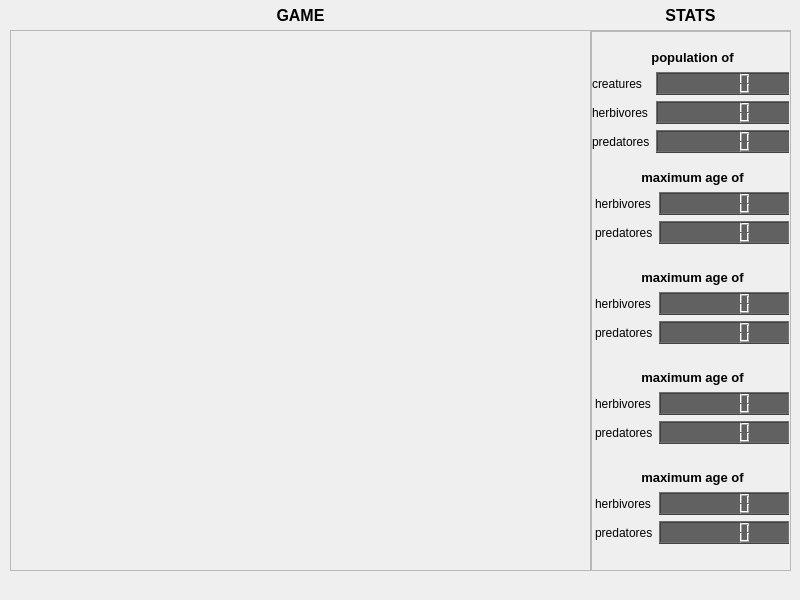
Old version of the form src/client/client_ui.ui in the repository m9rc1n/life.
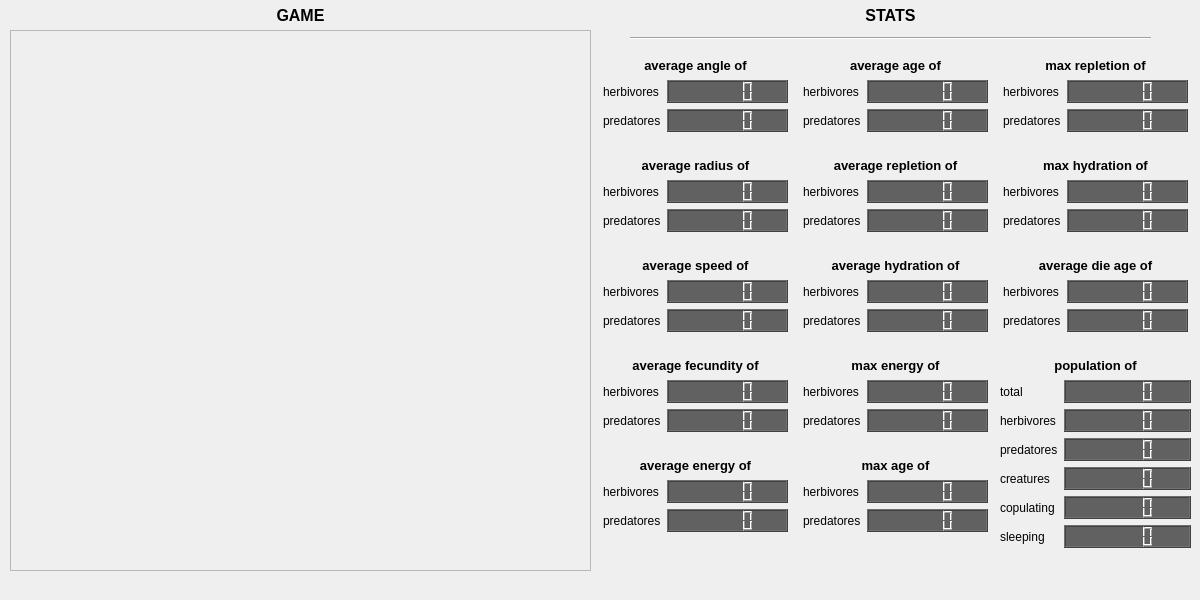
New version of the form.

Patch:
```diff
--- a/src/client/client_ui.ui
+++ b/src/client/client_ui.ui
@@ -6,7 +6,7 @@
    <rect>
     <x>0</x>
     <y>0</y>
-    <width>800</width>
+    <width>1200</width>
     <height>600</height>
    </rect>
   </property>
@@ -78,7 +78,7 @@
      <rect>
       <x>590</x>
       <y>0</y>
-      <width>201</width>
+      <width>601</width>
       <height>31</height>
      </rect>
     </property>
@@ -108,63 +108,51 @@
      <rect>
       <x>630</x>
       <y>30</y>
-      <width>118</width>
-      <height>3</height>
+      <width>521</width>
+      <height>16</height>
      </rect>
     </property>
     <property name="orientation">
      <enum>Qt::Horizontal</enum>
     </property>
    </widget>
-   <widget class="QScrollArea" name="scrollArea_2">
+   <widget class="QWidget" name="horizontalLayoutWidget_7">
     <property name="geometry">
      <rect>
-      <x>590</x>
-      <y>30</y>
-      <width>201</width>
-      <height>541</height>
+      <x>1000</x>
+      <y>350</y>
+      <width>191</width>
+      <height>31</height>
      </rect>
     </property>
-    <property name="widgetResizable">
-     <bool>true</bool>
-    </property>
-    <widget class="QWidget" name="scrollAreaWidgetContents_3">
-     <property name="geometry">
-      <rect>
-       <x>0</x>
-       <y>0</y>
-       <width>197</width>
-       <height>537</height>
-      </rect>
-     </property>
-     <widget class="QScrollArea" name="scrollArea_3">
-      <property name="geometry">
-       <rect>
-        <x>0</x>
-        <y>0</y>
-        <width>201</width>
-        <height>551</height>
-       </rect>
-      </property>
-      <property name="widgetResizable">
-       <bool>false</bool>
-      </property>
-      <widget class="QWidget" name="scrollAreaWidgetContents_7">
-       <property name="geometry">
-        <rect>
-         <x>0</x>
-         <y>0</y>
-         <width>197</width>
-         <height>537</height>
-        </rect>
-       </property>
+    <layout class="QHBoxLayout" name="horizontalLayout_16">
+     <item>
+      <widget class="QLabel" name="label_55">
+       <property name="font">
+        <font>
+         <family>Cantarell</family>
+         <pointsize>10</pointsize>
+         <weight>75</weight>
+         <bold>true</bold>
+        </font>
+       </property>
+       <property name="text">
+        <string>population of</string>
+       </property>
+       <property name="alignment">
+        <set>Qt::AlignCenter</set>
+       </property>
+      </widget>
+     </item>
+    </layout>
+   </widget>
        <widget class="QWidget" name="formLayoutWidget_5">
         <property name="geometry">
          <rect>
-          <x>0</x>
-          <y>40</y>
-          <width>201</width>
-          <height>83</height>
+      <x>1000</x>
+      <y>380</y>
+      <width>191</width>
+      <height>181</height>
          </rect>
         </property>
         <layout class="QFormLayout" name="formLayout_14">
@@ -174,18 +162,7 @@
          <item row="0" column="0">
           <widget class="QLabel" name="label_56">
            <property name="text">
-            <string>creatures</string>
-           </property>
-          </widget>
-         </item>
-         <item row="0" column="1">
-          <widget class="QLCDNumber" name="pop_cre">
-           <property name="styleSheet">
-            <string notr="true">background-color: rgb(97, 97, 97);
-</string>
-           </property>
-           <property name="value" stdset="0">
-            <double>0.000000000000000</double>
+        <string>total</string>
            </property>
           </widget>
          </item>
@@ -225,20 +202,85 @@
            </property>
           </widget>
          </item>
-        </layout>
-       </widget>
-       <widget class="QWidget" name="horizontalLayoutWidget_7">
+     <item row="0" column="1">
+      <widget class="QLCDNumber" name="pop_tot">
+       <property name="styleSheet">
+        <string notr="true">background-color: rgb(97, 97, 97);
+</string>
+       </property>
+       <property name="value" stdset="0">
+        <double>0.000000000000000</double>
+       </property>
+      </widget>
+     </item>
+     <item row="3" column="1">
+      <widget class="QLCDNumber" name="pop_cre">
+       <property name="styleSheet">
+        <string notr="true">background-color: rgb(97, 97, 97);
+</string>
+       </property>
+       <property name="value" stdset="0">
+        <double>0.000000000000000</double>
+       </property>
+      </widget>
+     </item>
+     <item row="4" column="1">
+      <widget class="QLCDNumber" name="pop_cop">
+       <property name="styleSheet">
+        <string notr="true">background-color: rgb(97, 97, 97);
+</string>
+       </property>
+       <property name="value" stdset="0">
+        <double>0.000000000000000</double>
+       </property>
+      </widget>
+     </item>
+     <item row="5" column="1">
+      <widget class="QLCDNumber" name="pop_sle">
+       <property name="styleSheet">
+        <string notr="true">background-color: rgb(97, 97, 97);
+</string>
+       </property>
+       <property name="value" stdset="0">
+        <double>0.000000000000000</double>
+       </property>
+      </widget>
+     </item>
+     <item row="3" column="0">
+      <widget class="QLabel" name="label_106">
+       <property name="text">
+        <string>creatures</string>
+       </property>
+      </widget>
+     </item>
+     <item row="4" column="0">
+      <widget class="QLabel" name="label_107">
+       <property name="text">
+        <string>copulating</string>
+       </property>
+      </widget>
+     </item>
+     <item row="5" column="0">
+      <widget class="QLabel" name="label_116">
+       <property name="text">
+        <string>sleeping</string>
+       </property>
+      </widget>
+     </item>
+    </layout>
+   </widget>
+   <widget class="QWidget" name="horizontalLayoutWidget_12">
         <property name="geometry">
          <rect>
-          <x>0</x>
-          <y>10</y>
-          <width>201</width>
+      <x>600</x>
+      <y>50</y>
+      <width>191</width>
           <height>31</height>
          </rect>
         </property>
-        <layout class="QHBoxLayout" name="horizontalLayout_16">
+    <layout class="QHBoxLayout" name="horizontalLayout_23">
          <item>
-          <widget class="QLabel" name="label_55">
+      <widget class="QLabel" name="label_70">
            <property name="font">
             <font>
              <family>Cantarell</family>
@@ -248,7 +290,7 @@
             </font>
            </property>
            <property name="text">
-            <string>population of</string>
+        <string>average angle of</string>
            </property>
            <property name="alignment">
             <set>Qt::AlignCenter</set>
@@ -257,18 +299,18 @@
          </item>
         </layout>
        </widget>
-       <widget class="QWidget" name="horizontalLayoutWidget_8">
+   <widget class="QWidget" name="horizontalLayoutWidget_13">
         <property name="geometry">
          <rect>
-          <x>0</x>
-          <y>130</y>
-          <width>201</width>
+      <x>600</x>
+      <y>350</y>
+      <width>191</width>
           <height>31</height>
          </rect>
         </property>
-        <layout class="QHBoxLayout" name="horizontalLayout_17">
+    <layout class="QHBoxLayout" name="horizontalLayout_24">
          <item>
-          <widget class="QLabel" name="label_59">
+      <widget class="QLabel" name="label_71">
            <property name="font">
             <font>
              <family>Cantarell</family>
@@ -278,7 +320,7 @@
             </font>
            </property>
            <property name="text">
-            <string>maximum age of</string>
+        <string>average fecundity of</string>
            </property>
            <property name="alignment">
             <set>Qt::AlignCenter</set>
@@ -290,9 +332,9 @@
        <widget class="QWidget" name="formLayoutWidget">
         <property name="geometry">
          <rect>
-          <x>0</x>
-          <y>160</y>
-          <width>201</width>
+      <x>600</x>
+      <y>480</y>
+      <width>191</width>
           <height>61</height>
          </rect>
         </property>
@@ -344,12 +386,852 @@
          </item>
         </layout>
        </widget>
+   <widget class="QWidget" name="formLayoutWidget_10">
+    <property name="geometry">
+     <rect>
+      <x>600</x>
+      <y>380</y>
+      <width>191</width>
+      <height>61</height>
+     </rect>
+    </property>
+    <layout class="QFormLayout" name="formLayout_19">
+     <property name="fieldGrowthPolicy">
+      <enum>QFormLayout::AllNonFixedFieldsGrow</enum>
+     </property>
+     <property name="leftMargin">
+      <number>3</number>
+     </property>
+     <property name="rightMargin">
+      <number>3</number>
+     </property>
+     <item row="0" column="0">
+      <widget class="QLabel" name="label_76">
+       <property name="text">
+        <string>herbivores</string>
+       </property>
+      </widget>
+     </item>
+     <item row="1" column="0">
+      <widget class="QLabel" name="label_77">
+       <property name="text">
+        <string>predatores</string>
+       </property>
+      </widget>
+     </item>
+     <item row="1" column="1">
+      <widget class="QLCDNumber" name="ave_pre_fec">
+       <property name="styleSheet">
+        <string notr="true">background-color: rgb(97, 97, 97);
+</string>
+       </property>
+       <property name="value" stdset="0">
+        <double>0.000000000000000</double>
+       </property>
+      </widget>
+     </item>
+     <item row="0" column="1">
+      <widget class="QLCDNumber" name="ave_her_fec">
+       <property name="styleSheet">
+        <string notr="true">background-color: rgb(97, 97, 97);
+</string>
+       </property>
+       <property name="value" stdset="0">
+        <double>0.000000000000000</double>
+       </property>
+      </widget>
+     </item>
+    </layout>
+   </widget>
+   <widget class="QWidget" name="formLayoutWidget_9">
+    <property name="geometry">
+     <rect>
+      <x>600</x>
+      <y>80</y>
+      <width>191</width>
+      <height>61</height>
+     </rect>
+    </property>
+    <layout class="QFormLayout" name="formLayout_18">
+     <property name="fieldGrowthPolicy">
+      <enum>QFormLayout::AllNonFixedFieldsGrow</enum>
+     </property>
+     <property name="leftMargin">
+      <number>3</number>
+     </property>
+     <property name="rightMargin">
+      <number>3</number>
+     </property>
+     <item row="0" column="0">
+      <widget class="QLabel" name="label_74">
+       <property name="text">
+        <string>herbivores</string>
+       </property>
+      </widget>
+     </item>
+     <item row="1" column="0">
+      <widget class="QLabel" name="label_75">
+       <property name="text">
+        <string>predatores</string>
+       </property>
+      </widget>
+     </item>
+     <item row="1" column="1">
+      <widget class="QLCDNumber" name="ave_pre_ang">
+       <property name="styleSheet">
+        <string notr="true">background-color: rgb(97, 97, 97);
+</string>
+       </property>
+       <property name="value" stdset="0">
+        <double>0.000000000000000</double>
+       </property>
+      </widget>
+     </item>
+     <item row="0" column="1">
+      <widget class="QLCDNumber" name="ave_her_ang">
+       <property name="styleSheet">
+        <string notr="true">background-color: rgb(97, 97, 97);
+</string>
+       </property>
+       <property name="value" stdset="0">
+        <double>0.000000000000000</double>
+       </property>
+      </widget>
+     </item>
+    </layout>
+   </widget>
+   <widget class="QWidget" name="horizontalLayoutWidget_8">
+    <property name="geometry">
+     <rect>
+      <x>600</x>
+      <y>450</y>
+      <width>191</width>
+      <height>31</height>
+     </rect>
+    </property>
+    <layout class="QHBoxLayout" name="horizontalLayout_17">
+     <item>
+      <widget class="QLabel" name="label_59">
+       <property name="font">
+        <font>
+         <family>Cantarell</family>
+         <pointsize>10</pointsize>
+         <weight>75</weight>
+         <bold>true</bold>
+        </font>
+       </property>
+       <property name="text">
+        <string>average energy of</string>
+       </property>
+       <property name="alignment">
+        <set>Qt::AlignCenter</set>
+       </property>
+      </widget>
+     </item>
+    </layout>
+   </widget>
+   <widget class="QWidget" name="horizontalLayoutWidget_14">
+    <property name="geometry">
+     <rect>
+      <x>800</x>
+      <y>150</y>
+      <width>191</width>
+      <height>31</height>
+     </rect>
+    </property>
+    <layout class="QHBoxLayout" name="horizontalLayout_27">
+     <item>
+      <widget class="QLabel" name="label_87">
+       <property name="font">
+        <font>
+         <family>Cantarell</family>
+         <pointsize>10</pointsize>
+         <weight>75</weight>
+         <bold>true</bold>
+        </font>
+       </property>
+       <property name="text">
+        <string>average repletion of</string>
+       </property>
+       <property name="alignment">
+        <set>Qt::AlignCenter</set>
+       </property>
+      </widget>
+     </item>
+    </layout>
+   </widget>
+   <widget class="QWidget" name="horizontalLayoutWidget_15">
+    <property name="geometry">
+     <rect>
+      <x>800</x>
+      <y>50</y>
+      <width>191</width>
+      <height>31</height>
+     </rect>
+    </property>
+    <layout class="QHBoxLayout" name="horizontalLayout_28">
+     <item>
+      <widget class="QLabel" name="label_88">
+       <property name="font">
+        <font>
+         <family>Cantarell</family>
+         <pointsize>10</pointsize>
+         <weight>75</weight>
+         <bold>true</bold>
+        </font>
+       </property>
+       <property name="text">
+        <string>average age of</string>
+       </property>
+       <property name="alignment">
+        <set>Qt::AlignCenter</set>
+       </property>
+      </widget>
+     </item>
+    </layout>
+   </widget>
+   <widget class="QWidget" name="horizontalLayoutWidget_18">
+    <property name="geometry">
+     <rect>
+      <x>800</x>
+      <y>250</y>
+      <width>191</width>
+      <height>31</height>
+     </rect>
+    </property>
+    <layout class="QHBoxLayout" name="horizontalLayout_31">
+     <item>
+      <widget class="QLabel" name="label_89">
+       <property name="font">
+        <font>
+         <family>Cantarell</family>
+         <pointsize>10</pointsize>
+         <weight>75</weight>
+         <bold>true</bold>
+        </font>
+       </property>
+       <property name="text">
+        <string>average hydration of</string>
+       </property>
+       <property name="alignment">
+        <set>Qt::AlignCenter</set>
+       </property>
+      </widget>
+     </item>
+    </layout>
+   </widget>
+   <widget class="QWidget" name="formLayoutWidget_11">
+    <property name="geometry">
+     <rect>
+      <x>800</x>
+      <y>280</y>
+      <width>191</width>
+      <height>61</height>
+     </rect>
+    </property>
+    <layout class="QFormLayout" name="formLayout_23">
+     <property name="fieldGrowthPolicy">
+      <enum>QFormLayout::AllNonFixedFieldsGrow</enum>
+     </property>
+     <property name="leftMargin">
+      <number>3</number>
+     </property>
+     <property name="rightMargin">
+      <number>3</number>
+     </property>
+     <item row="0" column="0">
+      <widget class="QLabel" name="label_90">
+       <property name="text">
+        <string>herbivores</string>
+       </property>
+      </widget>
+     </item>
+     <item row="1" column="0">
+      <widget class="QLabel" name="label_91">
+       <property name="text">
+        <string>predatores</string>
+       </property>
+      </widget>
+     </item>
+     <item row="1" column="1">
+      <widget class="QLCDNumber" name="ave_pre_hyd">
+       <property name="styleSheet">
+        <string notr="true">background-color: rgb(97, 97, 97);
+</string>
+       </property>
+       <property name="value" stdset="0">
+        <double>0.000000000000000</double>
+       </property>
+      </widget>
+     </item>
+     <item row="0" column="1">
+      <widget class="QLCDNumber" name="ave_her_hyd">
+       <property name="styleSheet">
+        <string notr="true">background-color: rgb(97, 97, 97);
+</string>
+       </property>
+       <property name="value" stdset="0">
+        <double>0.000000000000000</double>
+       </property>
+      </widget>
+     </item>
+    </layout>
+   </widget>
+   <widget class="QWidget" name="formLayoutWidget_12">
+    <property name="geometry">
+     <rect>
+      <x>800</x>
+      <y>80</y>
+      <width>191</width>
+      <height>61</height>
+     </rect>
+    </property>
+    <layout class="QFormLayout" name="formLayout_24">
+     <property name="fieldGrowthPolicy">
+      <enum>QFormLayout::AllNonFixedFieldsGrow</enum>
+     </property>
+     <property name="leftMargin">
+      <number>3</number>
+     </property>
+     <property name="rightMargin">
+      <number>3</number>
+     </property>
+     <item row="0" column="0">
+      <widget class="QLabel" name="label_92">
+       <property name="text">
+        <string>herbivores</string>
+       </property>
+      </widget>
+     </item>
+     <item row="1" column="0">
+      <widget class="QLabel" name="label_93">
+       <property name="text">
+        <string>predatores</string>
+       </property>
+      </widget>
+     </item>
+     <item row="1" column="1">
+      <widget class="QLCDNumber" name="ave_pre_age">
+       <property name="styleSheet">
+        <string notr="true">background-color: rgb(97, 97, 97);
+</string>
+       </property>
+       <property name="value" stdset="0">
+        <double>0.000000000000000</double>
+       </property>
+      </widget>
+     </item>
+     <item row="0" column="1">
+      <widget class="QLCDNumber" name="ave_her_age">
+       <property name="styleSheet">
+        <string notr="true">background-color: rgb(97, 97, 97);
+</string>
+       </property>
+       <property name="value" stdset="0">
+        <double>0.000000000000000</double>
+       </property>
+      </widget>
+     </item>
+    </layout>
+   </widget>
+   <widget class="QWidget" name="formLayoutWidget_16">
+    <property name="geometry">
+     <rect>
+      <x>800</x>
+      <y>180</y>
+      <width>191</width>
+      <height>61</height>
+     </rect>
+    </property>
+    <layout class="QFormLayout" name="formLayout_28">
+     <property name="fieldGrowthPolicy">
+      <enum>QFormLayout::AllNonFixedFieldsGrow</enum>
+     </property>
+     <property name="leftMargin">
+      <number>3</number>
+     </property>
+     <property name="rightMargin">
+      <number>3</number>
+     </property>
+     <item row="0" column="0">
+      <widget class="QLabel" name="label_94">
+       <property name="text">
+        <string>herbivores</string>
+       </property>
+      </widget>
+     </item>
+     <item row="1" column="0">
+      <widget class="QLabel" name="label_99">
+       <property name="text">
+        <string>predatores</string>
+       </property>
+      </widget>
+     </item>
+     <item row="0" column="1">
+      <widget class="QLCDNumber" name="ave_her_rep">
+       <property name="styleSheet">
+        <string notr="true">background-color: rgb(97, 97, 97);
+</string>
+       </property>
+       <property name="value" stdset="0">
+        <double>0.000000000000000</double>
+       </property>
+      </widget>
+     </item>
+     <item row="1" column="1">
+      <widget class="QLCDNumber" name="ave_pre_rep">
+       <property name="styleSheet">
+        <string notr="true">background-color: rgb(97, 97, 97);
+</string>
+       </property>
+       <property name="value" stdset="0">
+        <double>0.000000000000000</double>
+       </property>
+      </widget>
+     </item>
+    </layout>
+   </widget>
+   <widget class="QWidget" name="horizontalLayoutWidget_19">
+    <property name="geometry">
+     <rect>
+      <x>1000</x>
+      <y>150</y>
+      <width>191</width>
+      <height>31</height>
+     </rect>
+    </property>
+    <layout class="QHBoxLayout" name="horizontalLayout_33">
+     <item>
+      <widget class="QLabel" name="label_101">
+       <property name="font">
+        <font>
+         <family>Cantarell</family>
+         <pointsize>10</pointsize>
+         <weight>75</weight>
+         <bold>true</bold>
+        </font>
+       </property>
+       <property name="text">
+        <string>max hydration of</string>
+       </property>
+       <property name="alignment">
+        <set>Qt::AlignCenter</set>
+       </property>
+      </widget>
+     </item>
+    </layout>
+   </widget>
+   <widget class="QWidget" name="horizontalLayoutWidget_20">
+    <property name="geometry">
+     <rect>
+      <x>1000</x>
+      <y>50</y>
+      <width>191</width>
+      <height>31</height>
+     </rect>
+    </property>
+    <layout class="QHBoxLayout" name="horizontalLayout_34">
+     <item>
+      <widget class="QLabel" name="label_108">
+       <property name="font">
+        <font>
+         <family>Cantarell</family>
+         <pointsize>10</pointsize>
+         <weight>75</weight>
+         <bold>true</bold>
+        </font>
+       </property>
+       <property name="text">
+        <string>max repletion of</string>
+       </property>
+       <property name="alignment">
+        <set>Qt::AlignCenter</set>
+       </property>
+      </widget>
+     </item>
+    </layout>
+   </widget>
+   <widget class="QWidget" name="horizontalLayoutWidget_21">
+    <property name="geometry">
+     <rect>
+      <x>1000</x>
+      <y>250</y>
+      <width>191</width>
+      <height>31</height>
+     </rect>
+    </property>
+    <layout class="QHBoxLayout" name="horizontalLayout_35">
+     <item>
+      <widget class="QLabel" name="label_109">
+       <property name="font">
+        <font>
+         <family>Cantarell</family>
+         <pointsize>10</pointsize>
+         <weight>75</weight>
+         <bold>true</bold>
+        </font>
+       </property>
+       <property name="text">
+        <string>average die age of</string>
+       </property>
+       <property name="alignment">
+        <set>Qt::AlignCenter</set>
+       </property>
+      </widget>
+     </item>
+    </layout>
+   </widget>
+   <widget class="QWidget" name="formLayoutWidget_17">
+    <property name="geometry">
+     <rect>
+      <x>1000</x>
+      <y>280</y>
+      <width>191</width>
+      <height>61</height>
+     </rect>
+    </property>
+    <layout class="QFormLayout" name="formLayout_29">
+     <property name="fieldGrowthPolicy">
+      <enum>QFormLayout::AllNonFixedFieldsGrow</enum>
+     </property>
+     <property name="leftMargin">
+      <number>3</number>
+     </property>
+     <property name="rightMargin">
+      <number>3</number>
+     </property>
+     <item row="0" column="0">
+      <widget class="QLabel" name="label_110">
+       <property name="text">
+        <string>herbivores</string>
+       </property>
+      </widget>
+     </item>
+     <item row="1" column="0">
+      <widget class="QLabel" name="label_111">
+       <property name="text">
+        <string>predatores</string>
+       </property>
+      </widget>
+     </item>
+     <item row="1" column="1">
+      <widget class="QLCDNumber" name="die_pre_age">
+       <property name="styleSheet">
+        <string notr="true">background-color: rgb(97, 97, 97);
+</string>
+       </property>
+       <property name="value" stdset="0">
+        <double>0.000000000000000</double>
+       </property>
+      </widget>
+     </item>
+     <item row="0" column="1">
+      <widget class="QLCDNumber" name="die_her_age">
+       <property name="styleSheet">
+        <string notr="true">background-color: rgb(97, 97, 97);
+</string>
+       </property>
+       <property name="value" stdset="0">
+        <double>0.000000000000000</double>
+       </property>
+      </widget>
+     </item>
+    </layout>
+   </widget>
+   <widget class="QWidget" name="formLayoutWidget_18">
+    <property name="geometry">
+     <rect>
+      <x>1000</x>
+      <y>80</y>
+      <width>191</width>
+      <height>61</height>
+     </rect>
+    </property>
+    <layout class="QFormLayout" name="formLayout_30">
+     <property name="fieldGrowthPolicy">
+      <enum>QFormLayout::AllNonFixedFieldsGrow</enum>
+     </property>
+     <property name="leftMargin">
+      <number>3</number>
+     </property>
+     <property name="rightMargin">
+      <number>3</number>
+     </property>
+     <item row="0" column="0">
+      <widget class="QLabel" name="label_112">
+       <property name="text">
+        <string>herbivores</string>
+       </property>
+      </widget>
+     </item>
+     <item row="1" column="0">
+      <widget class="QLabel" name="label_113">
+       <property name="text">
+        <string>predatores</string>
+       </property>
+      </widget>
+     </item>
+     <item row="1" column="1">
+      <widget class="QLCDNumber" name="max_pre_rep">
+       <property name="styleSheet">
+        <string notr="true">background-color: rgb(97, 97, 97);
+</string>
+       </property>
+       <property name="value" stdset="0">
+        <double>0.000000000000000</double>
+       </property>
+      </widget>
+     </item>
+     <item row="0" column="1">
+      <widget class="QLCDNumber" name="max_her_rep">
+       <property name="styleSheet">
+        <string notr="true">background-color: rgb(97, 97, 97);
+</string>
+       </property>
+       <property name="value" stdset="0">
+        <double>0.000000000000000</double>
+       </property>
+      </widget>
+     </item>
+    </layout>
+   </widget>
+   <widget class="QWidget" name="formLayoutWidget_19">
+    <property name="geometry">
+     <rect>
+      <x>1000</x>
+      <y>180</y>
+      <width>191</width>
+      <height>61</height>
+     </rect>
+    </property>
+    <layout class="QFormLayout" name="formLayout_31">
+     <property name="fieldGrowthPolicy">
+      <enum>QFormLayout::AllNonFixedFieldsGrow</enum>
+     </property>
+     <property name="leftMargin">
+      <number>3</number>
+     </property>
+     <property name="rightMargin">
+      <number>3</number>
+     </property>
+     <item row="0" column="0">
+      <widget class="QLabel" name="label_114">
+       <property name="text">
+        <string>herbivores</string>
+       </property>
+      </widget>
+     </item>
+     <item row="1" column="0">
+      <widget class="QLabel" name="label_115">
+       <property name="text">
+        <string>predatores</string>
+       </property>
+      </widget>
+     </item>
+     <item row="0" column="1">
+      <widget class="QLCDNumber" name="max_her_hyd">
+       <property name="styleSheet">
+        <string notr="true">background-color: rgb(97, 97, 97);
+</string>
+       </property>
+       <property name="value" stdset="0">
+        <double>0.000000000000000</double>
+       </property>
+      </widget>
+     </item>
+     <item row="1" column="1">
+      <widget class="QLCDNumber" name="max_pre_hyd">
+       <property name="styleSheet">
+        <string notr="true">background-color: rgb(97, 97, 97);
+</string>
+       </property>
+       <property name="value" stdset="0">
+        <double>0.000000000000000</double>
+       </property>
+      </widget>
+     </item>
+    </layout>
+   </widget>
+   <widget class="QWidget" name="formLayoutWidget_14">
+    <property name="geometry">
+     <rect>
+      <x>800</x>
+      <y>480</y>
+      <width>191</width>
+      <height>61</height>
+     </rect>
+    </property>
+    <layout class="QFormLayout" name="formLayout_26">
+     <property name="fieldGrowthPolicy">
+      <enum>QFormLayout::AllNonFixedFieldsGrow</enum>
+     </property>
+     <property name="leftMargin">
+      <number>3</number>
+     </property>
+     <property name="rightMargin">
+      <number>3</number>
+     </property>
+     <item row="0" column="0">
+      <widget class="QLabel" name="label_98">
+       <property name="text">
+        <string>herbivores</string>
+       </property>
+      </widget>
+     </item>
+     <item row="1" column="0">
+      <widget class="QLabel" name="label_100">
+       <property name="text">
+        <string>predatores</string>
+       </property>
+      </widget>
+     </item>
+     <item row="0" column="1">
+      <widget class="QLCDNumber" name="max_her_age">
+       <property name="styleSheet">
+        <string notr="true">background-color: rgb(97, 97, 97);
+</string>
+       </property>
+       <property name="value" stdset="0">
+        <double>0.000000000000000</double>
+       </property>
+      </widget>
+     </item>
+     <item row="1" column="1">
+      <widget class="QLCDNumber" name="max_pre_age">
+       <property name="styleSheet">
+        <string notr="true">background-color: rgb(97, 97, 97);
+</string>
+       </property>
+       <property name="value" stdset="0">
+        <double>0.000000000000000</double>
+       </property>
+      </widget>
+     </item>
+    </layout>
+   </widget>
+   <widget class="QWidget" name="formLayoutWidget_2">
+    <property name="geometry">
+     <rect>
+      <x>800</x>
+      <y>380</y>
+      <width>191</width>
+      <height>61</height>
+     </rect>
+    </property>
+    <layout class="QFormLayout" name="formLayout_3">
+     <property name="fieldGrowthPolicy">
+      <enum>QFormLayout::AllNonFixedFieldsGrow</enum>
+     </property>
+     <property name="leftMargin">
+      <number>3</number>
+     </property>
+     <property name="rightMargin">
+      <number>3</number>
+     </property>
+     <item row="0" column="0">
+      <widget class="QLabel" name="label_102">
+       <property name="text">
+        <string>herbivores</string>
+       </property>
+      </widget>
+     </item>
+     <item row="1" column="0">
+      <widget class="QLabel" name="label_103">
+       <property name="text">
+        <string>predatores</string>
+       </property>
+      </widget>
+     </item>
+     <item row="1" column="1">
+      <widget class="QLCDNumber" name="max_pre_ene">
+       <property name="styleSheet">
+        <string notr="true">background-color: rgb(97, 97, 97);
+</string>
+       </property>
+       <property name="value" stdset="0">
+        <double>0.000000000000000</double>
+       </property>
+      </widget>
+     </item>
+     <item row="0" column="1">
+      <widget class="QLCDNumber" name="max_her_ene">
+       <property name="styleSheet">
+        <string notr="true">background-color: rgb(97, 97, 97);
+</string>
+       </property>
+       <property name="value" stdset="0">
+        <double>0.000000000000000</double>
+       </property>
+      </widget>
+     </item>
+    </layout>
+   </widget>
+   <widget class="QWidget" name="horizontalLayoutWidget_17">
+    <property name="geometry">
+     <rect>
+      <x>800</x>
+      <y>450</y>
+      <width>191</width>
+      <height>31</height>
+     </rect>
+    </property>
+    <layout class="QHBoxLayout" name="horizontalLayout_30">
+     <item>
+      <widget class="QLabel" name="label_104">
+       <property name="font">
+        <font>
+         <family>Cantarell</family>
+         <pointsize>10</pointsize>
+         <weight>75</weight>
+         <bold>true</bold>
+        </font>
+       </property>
+       <property name="text">
+        <string>max age of</string>
+       </property>
+       <property name="alignment">
+        <set>Qt::AlignCenter</set>
+       </property>
+      </widget>
+     </item>
+    </layout>
+   </widget>
+   <widget class="QWidget" name="horizontalLayoutWidget_9">
+    <property name="geometry">
+     <rect>
+      <x>800</x>
+      <y>350</y>
+      <width>191</width>
+      <height>31</height>
+     </rect>
+    </property>
+    <layout class="QHBoxLayout" name="horizontalLayout_20">
+     <item>
+      <widget class="QLabel" name="label_105">
+       <property name="font">
+        <font>
+         <family>Cantarell</family>
+         <pointsize>10</pointsize>
+         <weight>75</weight>
+         <bold>true</bold>
+        </font>
+       </property>
+       <property name="text">
+        <string>max energy of</string>
+       </property>
+       <property name="alignment">
+        <set>Qt::AlignCenter</set>
+       </property>
+      </widget>
+     </item>
+    </layout>
+   </widget>
        <widget class="QWidget" name="horizontalLayoutWidget_11">
         <property name="geometry">
          <rect>
-          <x>0</x>
-          <y>230</y>
-          <width>201</width>
+      <x>600</x>
+      <y>250</y>
+      <width>191</width>
           <height>31</height>
          </rect>
         </property>
@@ -365,67 +1247,7 @@
             </font>
            </property>
            <property name="text">
-            <string>maximum age of</string>
-           </property>
-           <property name="alignment">
-            <set>Qt::AlignCenter</set>
-           </property>
-          </widget>
-         </item>
-        </layout>
-       </widget>
-       <widget class="QWidget" name="horizontalLayoutWidget_12">
-        <property name="geometry">
-         <rect>
-          <x>0</x>
-          <y>330</y>
-          <width>201</width>
-          <height>31</height>
-         </rect>
-        </property>
-        <layout class="QHBoxLayout" name="horizontalLayout_23">
-         <item>
-          <widget class="QLabel" name="label_70">
-           <property name="font">
-            <font>
-             <family>Cantarell</family>
-             <pointsize>10</pointsize>
-             <weight>75</weight>
-             <bold>true</bold>
-            </font>
-           </property>
-           <property name="text">
-            <string>maximum age of</string>
-           </property>
-           <property name="alignment">
-            <set>Qt::AlignCenter</set>
-           </property>
-          </widget>
-         </item>
-        </layout>
-       </widget>
-       <widget class="QWidget" name="horizontalLayoutWidget_13">
-        <property name="geometry">
-         <rect>
-          <x>0</x>
-          <y>430</y>
-          <width>201</width>
-          <height>31</height>
-         </rect>
-        </property>
-        <layout class="QHBoxLayout" name="horizontalLayout_24">
-         <item>
-          <widget class="QLabel" name="label_71">
-           <property name="font">
-            <font>
-             <family>Cantarell</family>
-             <pointsize>10</pointsize>
-             <weight>75</weight>
-             <bold>true</bold>
-            </font>
-           </property>
-           <property name="text">
-            <string>maximum age of</string>
+        <string>average speed of</string>
            </property>
            <property name="alignment">
             <set>Qt::AlignCenter</set>
@@ -437,9 +1259,9 @@
        <widget class="QWidget" name="formLayoutWidget_8">
         <property name="geometry">
          <rect>
-          <x>0</x>
-          <y>260</y>
-          <width>201</width>
+      <x>600</x>
+      <y>280</y>
+      <width>191</width>
           <height>61</height>
          </rect>
         </property>
@@ -491,16 +1313,16 @@
          </item>
         </layout>
        </widget>
-       <widget class="QWidget" name="formLayoutWidget_9">
+   <widget class="QWidget" name="formLayoutWidget_13">
         <property name="geometry">
          <rect>
-          <x>0</x>
-          <y>360</y>
-          <width>201</width>
+      <x>600</x>
+      <y>180</y>
+      <width>191</width>
           <height>61</height>
          </rect>
         </property>
-        <layout class="QFormLayout" name="formLayout_18">
+    <layout class="QFormLayout" name="formLayout_25">
          <property name="fieldGrowthPolicy">
           <enum>QFormLayout::AllNonFixedFieldsGrow</enum>
          </property>
@@ -511,21 +1333,21 @@
           <number>3</number>
          </property>
          <item row="0" column="0">
-          <widget class="QLabel" name="label_74">
+      <widget class="QLabel" name="label_96">
            <property name="text">
             <string>herbivores</string>
            </property>
           </widget>
          </item>
          <item row="1" column="0">
-          <widget class="QLabel" name="label_75">
+      <widget class="QLabel" name="label_97">
            <property name="text">
             <string>predatores</string>
            </property>
           </widget>
          </item>
-         <item row="1" column="1">
-          <widget class="QLCDNumber" name="pop_pre_3">
+     <item row="0" column="1">
+      <widget class="QLCDNumber" name="ave_her_rad">
            <property name="styleSheet">
             <string notr="true">background-color: rgb(97, 97, 97);
 </string>
@@ -535,8 +1357,8 @@
            </property>
           </widget>
          </item>
-         <item row="0" column="1">
-          <widget class="QLCDNumber" name="pop_pre_2">
+     <item row="1" column="1">
+      <widget class="QLCDNumber" name="ave_pre_rad">
            <property name="styleSheet">
             <string notr="true">background-color: rgb(97, 97, 97);
 </string>
@@ -548,67 +1370,69 @@
          </item>
         </layout>
        </widget>
-       <widget class="QWidget" name="formLayoutWidget_10">
+   <widget class="QWidget" name="horizontalLayoutWidget_16">
         <property name="geometry">
          <rect>
-          <x>0</x>
-          <y>460</y>
-          <width>201</width>
-          <height>61</height>
-         </rect>
-        </property>
-        <layout class="QFormLayout" name="formLayout_19">
-         <property name="fieldGrowthPolicy">
-          <enum>QFormLayout::AllNonFixedFieldsGrow</enum>
-         </property>
-         <property name="leftMargin">
-          <number>3</number>
-         </property>
-         <property name="rightMargin">
-          <number>3</number>
-         </property>
-         <item row="0" column="0">
-          <widget class="QLabel" name="label_76">
+      <x>600</x>
+      <y>150</y>
+      <width>191</width>
+      <height>31</height>
+     </rect>
+    </property>
+    <layout class="QHBoxLayout" name="horizontalLayout_29">
+     <item>
+      <widget class="QLabel" name="label_95">
+       <property name="font">
+        <font>
+         <family>Cantarell</family>
+         <pointsize>10</pointsize>
+         <weight>75</weight>
+         <bold>true</bold>
+        </font>
+       </property>
            <property name="text">
-            <string>herbivores</string>
-           </property>
-          </widget>
-         </item>
-         <item row="1" column="0">
-          <widget class="QLabel" name="label_77">
-           <property name="text">
-            <string>predatores</string>
+        <string>average radius of</string>
+       </property>
+       <property name="alignment">
+        <set>Qt::AlignCenter</set>
            </property>
           </widget>
          </item>
-         <item row="1" column="1">
-          <widget class="QLCDNumber" name="pop_pre_7">
-           <property name="styleSheet">
-            <string notr="true">background-color: rgb(97, 97, 97);
-</string>
-           </property>
-           <property name="value" stdset="0">
-            <double>0.000000000000000</double>
-           </property>
-          </widget>
-         </item>
-         <item row="0" column="1">
-          <widget class="QLCDNumber" name="pop_pre_9">
-           <property name="styleSheet">
-            <string notr="true">background-color: rgb(97, 97, 97);
-</string>
-           </property>
-           <property name="value" stdset="0">
-            <double>0.000000000000000</double>
-           </property>
-          </widget>
-         </item>
-        </layout>
-       </widget>
-      </widget>
-     </widget>
-    </widget>
-   </widget>
+    </layout>
+   </widget>
+   <zorder>verticalLayoutWidget</zorder>
+   <zorder>horizontalLayoutWidget</zorder>
+   <zorder>horizontalLayoutWidget_2</zorder>
+   <zorder>line</zorder>
+   <zorder>horizontalLayoutWidget_7</zorder>
+   <zorder>formLayoutWidget_5</zorder>
+   <zorder>horizontalLayoutWidget_12</zorder>
+   <zorder>horizontalLayoutWidget_13</zorder>
+   <zorder>formLayoutWidget</zorder>
+   <zorder>formLayoutWidget_10</zorder>
+   <zorder>formLayoutWidget_9</zorder>
+   <zorder>horizontalLayoutWidget_8</zorder>
+   <zorder>horizontalLayoutWidget_14</zorder>
+   <zorder>horizontalLayoutWidget_15</zorder>
+   <zorder>horizontalLayoutWidget_18</zorder>
+   <zorder>formLayoutWidget_11</zorder>
+   <zorder>formLayoutWidget_12</zorder>
+   <zorder>formLayoutWidget_16</zorder>
+   <zorder>horizontalLayoutWidget_19</zorder>
+   <zorder>horizontalLayoutWidget_20</zorder>
+   <zorder>horizontalLayoutWidget_21</zorder>
+   <zorder>formLayoutWidget_17</zorder>
+   <zorder>formLayoutWidget_18</zorder>
+   <zorder>formLayoutWidget_19</zorder>
+   <zorder>label_55</zorder>
+   <zorder>formLayoutWidget_14</zorder>
+   <zorder>formLayoutWidget_2</zorder>
+   <zorder>horizontalLayoutWidget_17</zorder>
+   <zorder>horizontalLayoutWidget_9</zorder>
+   <zorder>horizontalLayoutWidget_11</zorder>
+   <zorder>formLayoutWidget_8</zorder>
+   <zorder>formLayoutWidget_13</zorder>
+   <zorder>horizontalLayoutWidget_16</zorder>
   </widget>
   <widget class="QMenuBar" name="menubar">
    <property name="geometry">
```
Left out of the diff: 32 changed lines with no effect on the pictures. Lines whose indentation alone changed are shown as unchanged.
